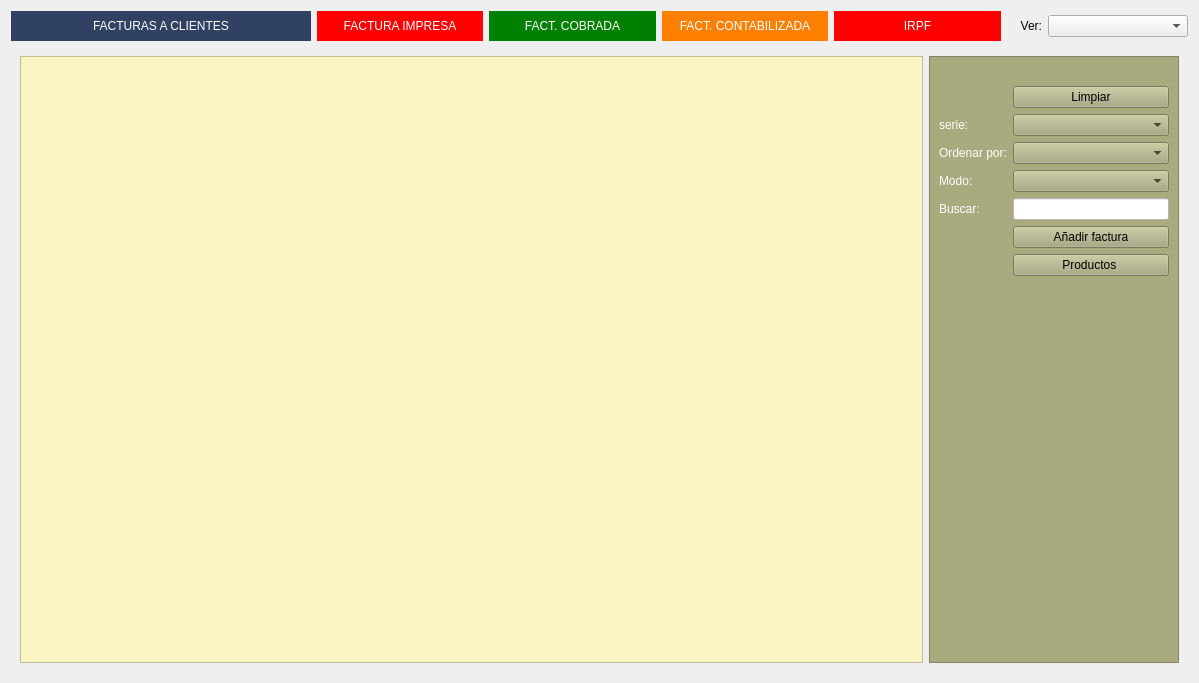
Before: the Qt Designer form Zona_Ventas/frmfacturas.ui in arcnexus/RedFoX, drawn with Qt 5.
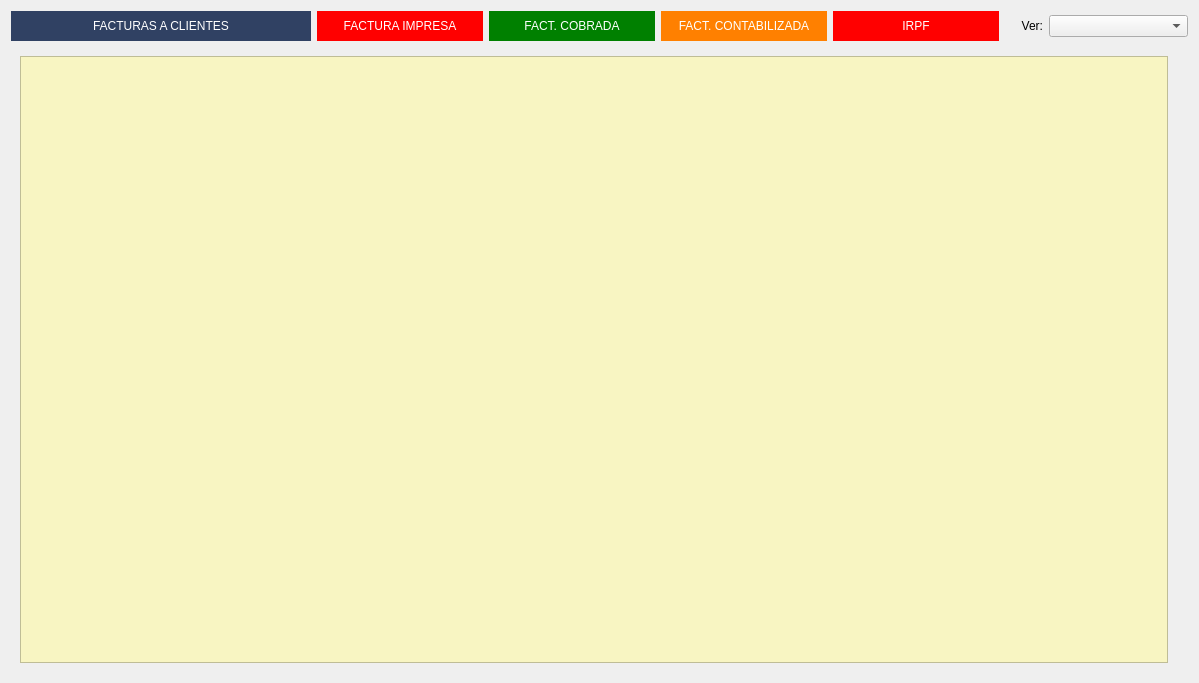
After: the same form once the commit is applied. The open tabs and pages were chosen to show the change. Icons and pictures are not drawn.

```diff
--- a/Zona_Ventas/frmfacturas.ui
+++ b/Zona_Ventas/frmfacturas.ui
@@ -80,10 +80,13 @@
    <item row="1" column="0" colspan="7">
     <widget class="QStackedWidget" name="stackedWidget">
      <property name="currentIndex">
-      <number>0</number>
+      <number>1</number>
      </property>
      <widget class="QWidget" name="page_5">
       <layout class="QGridLayout" name="gridLayout_8">
+       <property name="rightMargin">
+        <number>20</number>
+       </property>
        <item row="2" column="0" colspan="4">
         <layout class="QHBoxLayout" name="horizontalLayout_3">
          <item>
@@ -2755,166 +2758,9 @@
      </widget>
      <widget class="QWidget" name="page_6">
       <layout class="QGridLayout" name="gridLayout_15">
-       <item row="1" column="6">
-        <widget class="QFrame" name="frame_5">
-         <property name="maximumSize">
-          <size>
-           <width>250</width>
-           <height>16777215</height>
-          </size>
-         </property>
-         <property name="styleSheet">
-          <string notr="true">background-color: rgb(170, 170, 127);
-color: rgb(0, 0, 0);</string>
-         </property>
-         <property name="frameShape">
-          <enum>QFrame::StyledPanel</enum>
-         </property>
-         <property name="frameShadow">
-          <enum>QFrame::Plain</enum>
-         </property>
-         <property name="lineWidth">
-          <number>3</number>
-         </property>
-         <property name="midLineWidth">
-          <number>0</number>
-         </property>
-         <layout class="QGridLayout" name="gridLayout_7">
-          <item row="2" column="4">
-           <widget class="QComboBox" name="cboseries">
-            <property name="autoFillBackground">
-             <bool>false</bool>
-            </property>
-           </widget>
-          </item>
-          <item row="6" column="4">
-           <widget class="QPushButton" name="btnAnadir_2">
-            <property name="autoFillBackground">
-             <bool>false</bool>
-            </property>
-            <property name="text">
-             <string>Añadir factura</string>
-            </property>
-            <property name="icon">
-             <iconset resource="../maya.qrc">
-              <normaloff>:/Icons/PNG/add.png</normaloff>:/Icons/PNG/add.png</iconset>
-            </property>
-            <property name="iconSize">
-             <size>
-              <width>15</width>
-              <height>15</height>
-             </size>
-            </property>
-           </widget>
-          </item>
-          <item row="5" column="4">
-           <widget class="QLineEdit" name="txtBuscar">
-            <property name="styleSheet">
-             <string notr="true">background-color: rgb(255, 255, 255);</string>
-            </property>
-           </widget>
-          </item>
-          <item row="8" column="0">
-           <spacer name="verticalSpacer_5">
-            <property name="orientation">
-             <enum>Qt::Vertical</enum>
-            </property>
-            <property name="sizeHint" stdset="0">
-             <size>
-              <width>20</width>
-              <height>40</height>
-             </size>
-            </property>
-           </spacer>
-          </item>
-          <item row="3" column="4">
-           <widget class="QComboBox" name="cboBuscar">
-            <property name="autoFillBackground">
-             <bool>false</bool>
-            </property>
-           </widget>
-          </item>
-          <item row="7" column="4">
-           <widget class="QPushButton" name="btnArticulos">
-            <property name="text">
-             <string>Productos </string>
-            </property>
-            <property name="icon">
-             <iconset resource="../maya.qrc">
-              <normaloff>:/Icons/PNG/Box.png</normaloff>:/Icons/PNG/Box.png</iconset>
-            </property>
-           </widget>
-          </item>
-          <item row="4" column="4">
-           <widget class="QComboBox" name="cboModo"/>
-          </item>
-          <item row="0" column="4">
-           <widget class="QLabel" name="label_40">
-            <property name="text">
-             <string/>
-            </property>
-            <property name="pixmap">
-             <pixmap resource="../maya.qrc">:/Icons/PNG/busca_filtra.png</pixmap>
-            </property>
-           </widget>
-          </item>
-          <item row="2" column="0">
-           <widget class="QLabel" name="label_38">
-            <property name="styleSheet">
-             <string notr="true">color: rgb(255, 255, 255);</string>
-            </property>
-            <property name="text">
-             <string>serie:</string>
-            </property>
-           </widget>
-          </item>
-          <item row="3" column="0">
-           <widget class="QLabel" name="label_37">
-            <property name="styleSheet">
-             <string notr="true">color: rgb(255, 255, 255);</string>
-            </property>
-            <property name="text">
-             <string>Ordenar por:</string>
-            </property>
-           </widget>
-          </item>
-          <item row="4" column="0">
-           <widget class="QLabel" name="label_39">
-            <property name="styleSheet">
-             <string notr="true">color: rgb(255, 255, 255);</string>
-            </property>
-            <property name="text">
-             <string>Modo:</string>
-            </property>
-           </widget>
-          </item>
-          <item row="5" column="0">
-           <widget class="QLabel" name="label_70">
-            <property name="styleSheet">
-             <string notr="true">color: rgb(255, 255, 255);</string>
-            </property>
-            <property name="text">
-             <string>Buscar:</string>
-            </property>
-           </widget>
-          </item>
-          <item row="1" column="4">
-           <widget class="QPushButton" name="btnClear">
-            <property name="autoFillBackground">
-             <bool>false</bool>
-            </property>
-            <property name="text">
-             <string>Limpiar</string>
-            </property>
-            <property name="icon">
-             <iconset resource="../maya.qrc">
-              <normaloff>:/Icons/PNG/clean.png</normaloff>:/Icons/PNG/clean.png</iconset>
-            </property>
-           </widget>
-          </item>
-         </layout>
-        </widget>
-       </item>
+       <property name="rightMargin">
+        <number>20</number>
+       </property>
        <item row="1" column="0">
         <widget class="QTableView" name="tabla_facturas">
          <property name="styleSheet">
```
Left out of the diff: 19 changed lines with no effect on the pictures.
